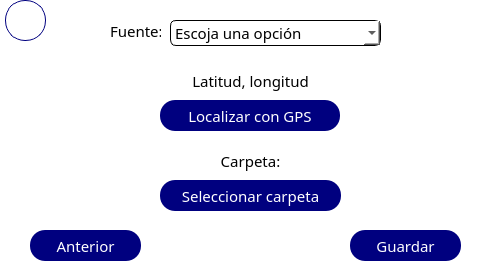
This is src/views/Save.ui in Giocerz/water_quality_rpi as Qt 5 draws it before an edit. The edited form follows.
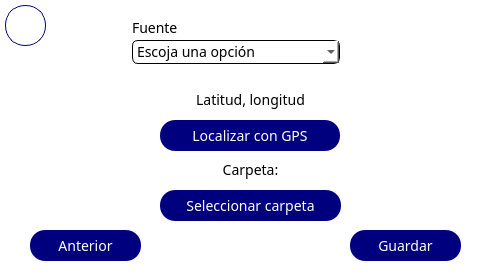
This is the edited form. The open tabs and pages were chosen to show the change.

```diff
--- a/src/views/Save.ui
+++ b/src/views/Save.ui
@@ -15,7 +15,7 @@
   </property>
   <property name="styleSheet">
    <string notr="true">background-color: white;
-font: 11pt Poppins;</string>
+font: 14px Poppins;</string>
   </property>
   <widget class="QWidget" name="centralwidget">
    <property name="styleSheet">
@@ -25,7 +25,7 @@
     <property name="geometry">
      <rect>
       <x>5</x>
-      <y>0</y>
+      <y>5</y>
       <width>41</width>
       <height>41</height>
      </rect>
@@ -171,10 +171,10 @@
      <widget class="QComboBox" name="comboBox">
       <property name="geometry">
        <rect>
-        <x>170</x>
-        <y>20</y>
-        <width>233</width>
-        <height>30</height>
+        <x>132</x>
+        <y>40</y>
+        <width>218</width>
+        <height>29</height>
        </rect>
       </property>
       <property name="layoutDirection">
@@ -290,31 +290,17 @@
 color: white;
 border: none;
 border-radius: 15px;
-font-size: 11pt;
 </string>
       </property>
       <property name="text">
        <string>Anterior</string>
       </property>
      </widget>
-     <widget class="QLabel" name="label_2">
-      <property name="geometry">
-       <rect>
-        <x>110</x>
-        <y>20</y>
-        <width>51</width>
-        <height>21</height>
-       </rect>
-      </property>
-      <property name="text">
-       <string>&lt;html&gt;&lt;head/&gt;&lt;body&gt;&lt;p align=&quot;right&quot;&gt;&lt;span style=&quot; font-size:11pt;&quot;&gt;Fuente:&lt;/span&gt;&lt;/p&gt;&lt;/body&gt;&lt;/html&gt;</string>
-      </property>
-     </widget>
      <widget class="QPushButton" name="gpsBtn">
       <property name="geometry">
        <rect>
         <x>160</x>
-        <y>100</y>
+        <y>120</y>
         <width>180</width>
         <height>31</height>
        </rect>
@@ -325,7 +311,7 @@
 color: white;
 border: none;
 border-radius: 15px;
-font-size: 11pt;
+
 </string>
       </property>
       <property name="text">
@@ -336,7 +322,7 @@
       <property name="geometry">
        <rect>
         <x>110</x>
-        <y>70</y>
+        <y>90</y>
         <width>281</width>
         <height>21</height>
        </rect>
@@ -360,7 +346,7 @@
 color: white;
 border: none;
 border-radius: 15px;
-font-size: 11pt;
+
 </string>
       </property>
       <property name="text">
@@ -371,7 +357,7 @@
       <property name="geometry">
        <rect>
         <x>160</x>
-        <y>180</y>
+        <y>190</y>
         <width>181</width>
         <height>31</height>
        </rect>
@@ -382,7 +368,7 @@
 color: white;
 border: none;
 border-radius: 15px;
-font-size: 11pt;
+
 </string>
       </property>
       <property name="text">
@@ -393,7 +379,7 @@
       <property name="geometry">
        <rect>
         <x>110</x>
-        <y>150</y>
+        <y>160</y>
         <width>281</width>
         <height>21</height>
        </rect>
@@ -402,6 +388,19 @@
        <string>&lt;html&gt;&lt;head/&gt;&lt;body&gt;&lt;p align=&quot;center&quot;&gt;Carpeta:&lt;/p&gt;&lt;/body&gt;&lt;/html&gt;</string>
       </property>
      </widget>
+     <widget class="QLabel" name="label_2">
+      <property name="geometry">
+       <rect>
+        <x>132</x>
+        <y>20</y>
+        <width>55</width>
+        <height>16</height>
+       </rect>
+      </property>
+      <property name="text">
+       <string>Fuente</string>
+      </property>
+     </widget>
     </widget>
     <widget class="QWidget" name="page_3">
      <widget class="QPushButton" name="openCreateFolderBtn">
```
Left out of the diff: 18 changed lines with no effect on the pictures.
